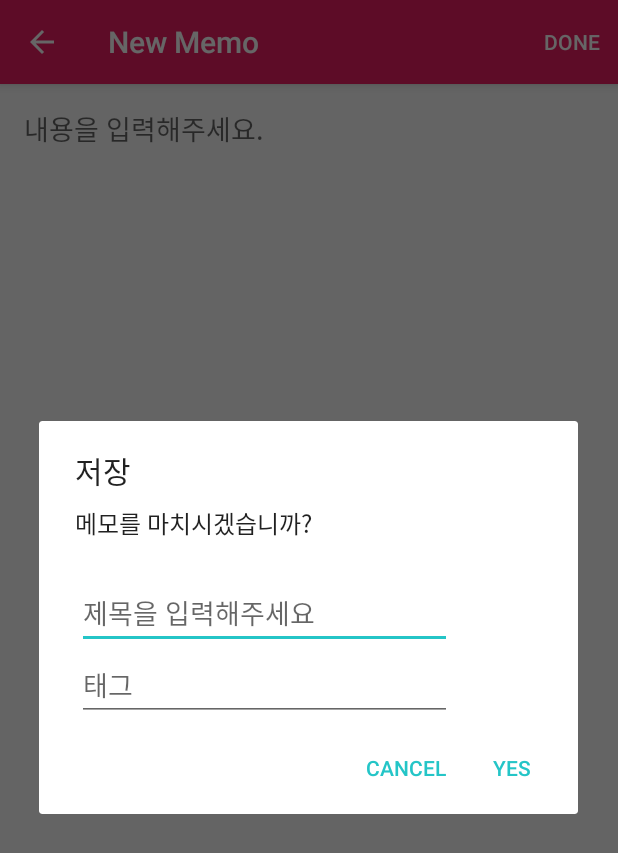
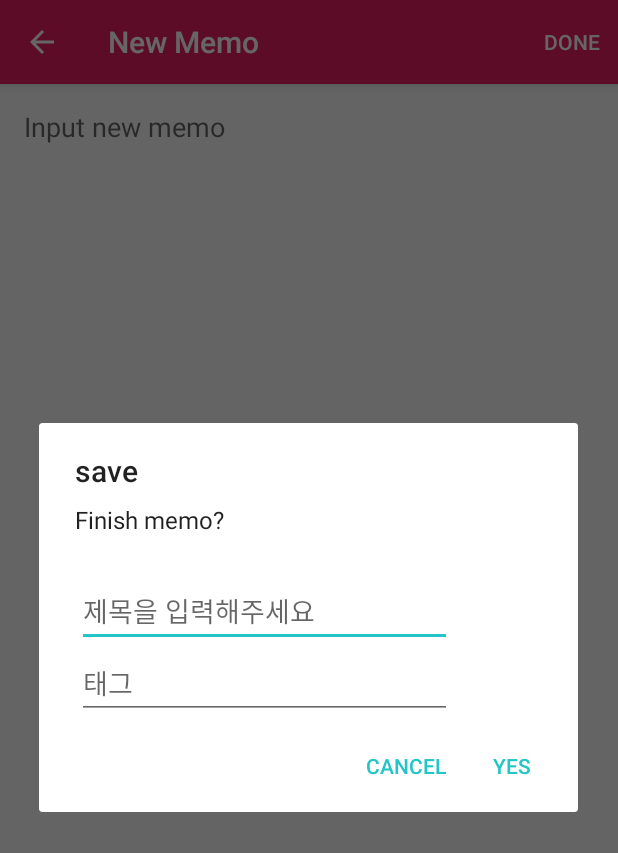
Before and after one commit to nice295/Memo, an Android app: the NewMemoActivity screen opened directly, with no data from a screen before it, after a tap on "DONE", on a phone screen of 412 x 824 dp. Shown: the top 853 px of the screen. Run offline under Robolectric (Android 15) with nearby library versions, the phone set to English and light mode, and no system bars.

Commit message:
다국어 정리, 새 메모 입력창 정리

```diff
--- a/Android/app/src/main/java/com/nice295/memo/NewMemoActivity.java
+++ b/Android/app/src/main/java/com/nice295/memo/NewMemoActivity.java
@@ -56,10 +56,10 @@ public  class NewMemoActivity extends AppCompatActivity {
         final View dialogView = inflater.inflate(R.layout.memo_complete, null);
         dialogBuilder.setView(dialogView);
 
-        dialogBuilder.setTitle(getString(R.string.Title));
-        dialogBuilder.setMessage(getString(R.string.Desc1));
+        dialogBuilder.setTitle(getString(R.string.save));
+        dialogBuilder.setMessage(getString(R.string.finish_memo));
         //dialogBuilder.setMessage("");
-        dialogBuilder.setPositiveButton(getString(R.string.add), new DialogInterface.OnClickListener() {
+        dialogBuilder.setPositiveButton(getString(R.string.yes), new DialogInterface.OnClickListener() {
             @Override
             public void onClick(DialogInterface dialogInterface, int i) {
 
--- a/Android/app/src/main/java/com/nice295/memo/NewRecordActivity.java
+++ b/Android/app/src/main/java/com/nice295/memo/NewRecordActivity.java
@@ -102,10 +102,10 @@ public class NewRecordActivity extends AppCompatActivity {
         final View dialogView = inflater.inflate(R.layout.record_complete, null);
         dialogBuilder.setView(dialogView);
 
-        dialogBuilder.setTitle(getString(R.string.Title));
-        dialogBuilder.setMessage(getString(R.string.Desc));
+        dialogBuilder.setTitle(getString(R.string.save));
+        dialogBuilder.setMessage(getString(R.string.finish_record));
         //dialogBuilder.setMessage("");
-        dialogBuilder.setPositiveButton(getString(R.string.add), new DialogInterface.OnClickListener() {
+        dialogBuilder.setPositiveButton(getString(R.string.yes), new DialogInterface.OnClickListener() {
             @Override
             public void onClick(DialogInterface dialogInterface, int i) {
 
--- a/Android/app/src/main/res/layout/activity_new_memo.xml
+++ b/Android/app/src/main/res/layout/activity_new_memo.xml
@@ -13,9 +13,10 @@
 
     <EditText
         android:layout_width="match_parent"
-        android:layout_height="wrap_content"
-        android:hint="내용을 입력해주세요."
-        android:textCursorDrawable="@null"
-        android:background="@null"
-        android:id="@+id/editText" />
+        android:layout_height="match_parent"
+        android:hint="@string/input_ext"
+        android:id="@+id/editText"
+        android:scrollbars="vertical"
+        android:gravity="top|left"
+        android:background="@android:color/transparent" />
 </RelativeLayout>
--- a/Android/app/src/main/res/menu/menu_main.xml
+++ b/Android/app/src/main/res/menu/menu_main.xml
@@ -5,6 +5,6 @@
     <item
         android:id="@+id/miProfile"
         app:showAsAction="ifRoom|withText"
-        android:title="edit">
+        android:title="@string/edit">
     </item>
 </menu>
--- a/Android/app/src/main/res/menu/menu_memo.xml
+++ b/Android/app/src/main/res/menu/menu_memo.xml
@@ -7,6 +7,6 @@
     <item
         android:id="@+id/edit_mode"
         android:orderInCategory="300"
-        android:title="Done"
+        android:title="@string/done"
         app:showAsAction="always"></item>
 </menu>
--- a/Android/app/src/main/res/menu/menu_record.xml
+++ b/Android/app/src/main/res/menu/menu_record.xml
@@ -9,7 +9,7 @@
     <item
 
         android:id="@+id/actoin_complete"
-        android:title="완료"
+        android:title="@string/done"
         app:showAsAction="always"/>
 
 </menu>
--- a/Android/app/src/main/res/values/strings.xml
+++ b/Android/app/src/main/res/values/strings.xml
@@ -2,9 +2,12 @@
     <string name="app_name">Memo</string>
     <string name="title_activity_new_memo">New Memo</string>
     <string name="title_activity_new_record">New Record</string>
-    <string name="Title">저장</string>
-    <string name="Desc">녹음을 끝내시겠습니까?</string>
-    <string name="add">Yes</string>
+    <string name="save">save</string>
+    <string name="finish_record">Finish recoding?</string>
+    <string name="yes">Yes</string>
     <string name="cancel">Cancel</string>
-    <string name="Desc1">메모를 마치시겠습니까?</string>
+    <string name="finish_memo">Finish memo?</string>
+    <string name="input_ext">Input new memo</string>
+    <string name="done">Done</string>
+    <string name="edit">Edit</string>
 </resources>
```
Also changed, not shown: 1 other file.
